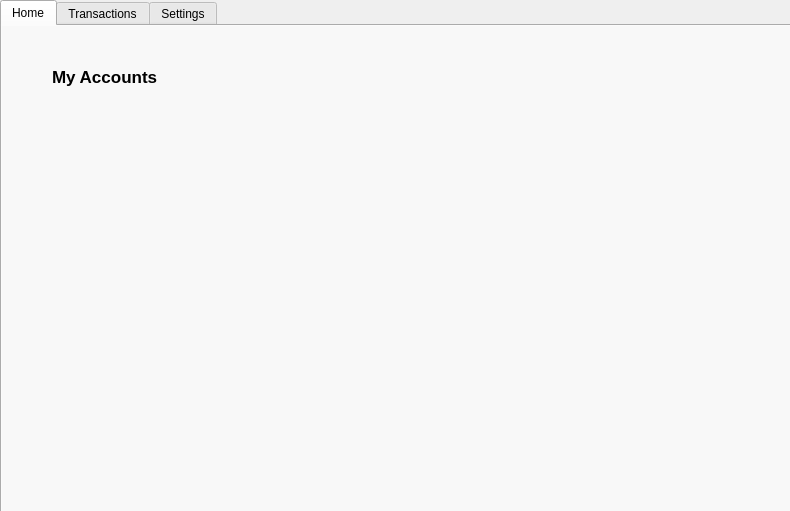
The window that Project/PaymentServiceWithQt/ClientForm.ui (andriybobchuk/PaymentService) describes before a commit, drawn with Qt 5.
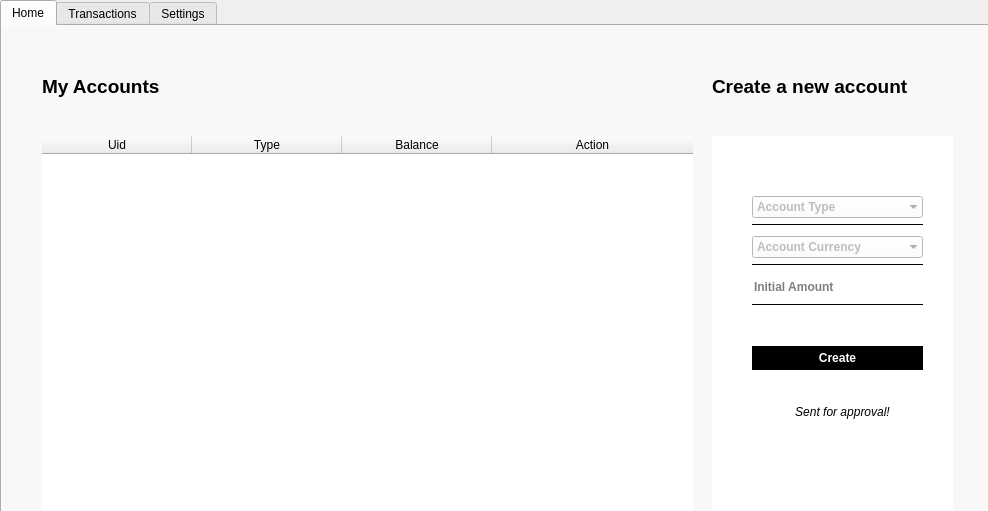
The same window after the commit. The open tabs and pages were chosen to show the change.

Commit message: Cleaned up the code on ClientForm and StaffForm

```diff
--- a/Project/PaymentServiceWithQt/ClientForm.ui
+++ b/Project/PaymentServiceWithQt/ClientForm.ui
@@ -6,7 +6,7 @@
    <rect>
     <x>0</x>
     <y>0</y>
-    <width>790</width>
+    <width>988</width>
     <height>511</height>
    </rect>
   </property>
@@ -18,10 +18,15 @@
     <rect>
      <x>0</x>
      <y>0</y>
-     <width>821</width>
+     <width>1011</width>
      <height>521</height>
     </rect>
    </property>
+   <property name="font">
+    <font>
+     <bold>false</bold>
+    </font>
+   </property>
    <property name="currentIndex">
     <number>2</number>
    </property>
@@ -37,15 +42,15 @@
     <widget class="QLabel" name="label">
      <property name="geometry">
       <rect>
-       <x>50</x>
-       <y>40</y>
+       <x>40</x>
+       <y>50</y>
        <width>141</width>
        <height>21</height>
       </rect>
      </property>
      <property name="font">
       <font>
-       <pointsize>13</pointsize>
+       <pointsize>14</pointsize>
        <bold>true</bold>
       </font>
      </property>
@@ -53,6 +58,328 @@
       <string>My Accounts</string>
      </property>
     </widget>
+    <widget class="QTableWidget" name="tableWidget">
+     <property name="geometry">
+      <rect>
+       <x>40</x>
+       <y>110</y>
+       <width>651</width>
+       <height>381</height>
+      </rect>
+     </property>
+     <property name="styleSheet">
+      <string notr="true">#tableWidget {
+
+background-color: #FFFFFF;
+selection-background-color: #5492dc
+
+}</string>
+     </property>
+     <property name="frameShape">
+      <enum>QFrame::NoFrame</enum>
+     </property>
+     <property name="frameShadow">
+      <enum>QFrame::Plain</enum>
+     </property>
+     <property name="horizontalScrollBarPolicy">
+      <enum>Qt::ScrollBarAlwaysOff</enum>
+     </property>
+     <property name="editTriggers">
+      <set>QAbstractItemView::NoEditTriggers</set>
+     </property>
+     <property name="selectionMode">
+      <enum>QAbstractItemView::SingleSelection</enum>
+     </property>
+     <property name="selectionBehavior">
+      <enum>QAbstractItemView::SelectRows</enum>
+     </property>
+     <property name="showGrid">
+      <bool>false</bool>
+     </property>
+     <property name="gridStyle">
+      <enum>Qt::NoPen</enum>
+     </property>
+     <property name="sortingEnabled">
+      <bool>true</bool>
+     </property>
+     <property name="cornerButtonEnabled">
+      <bool>false</bool>
+     </property>
+     <property name="rowCount">
+      <number>0</number>
+     </property>
+     <property name="columnCount">
+      <number>4</number>
+     </property>
+     <attribute name="horizontalHeaderVisible">
+      <bool>true</bool>
+     </attribute>
+     <attribute name="horizontalHeaderCascadingSectionResizes">
+      <bool>false</bool>
+     </attribute>
+     <attribute name="horizontalHeaderDefaultSectionSize">
+      <number>150</number>
+     </attribute>
+     <attribute name="horizontalHeaderHighlightSections">
+      <bool>true</bool>
+     </attribute>
+     <attribute name="horizontalHeaderStretchLastSection">
+      <bool>true</bool>
+     </attribute>
+     <attribute name="verticalHeaderVisible">
+      <bool>false</bool>
+     </attribute>
+     <column>
+      <property name="text">
+       <string>Uid</string>
+      </property>
+     </column>
+     <column>
+      <property name="text">
+       <string>Type</string>
+      </property>
+     </column>
+     <column>
+      <property name="text">
+       <string>Balance</string>
+      </property>
+     </column>
+     <column>
+      <property name="text">
+       <string>Action</string>
+      </property>
+     </column>
+    </widget>
+    <widget class="QWidget" name="widget_2" native="true">
+     <property name="geometry">
+      <rect>
+       <x>710</x>
+       <y>110</y>
+       <width>241</width>
+       <height>381</height>
+      </rect>
+     </property>
+     <property name="styleSheet">
+      <string notr="true">#widget_2 {
+background: #FFFFFF;
+}</string>
+     </property>
+     <widget class="Line" name="line_3">
+      <property name="geometry">
+       <rect>
+        <x>40</x>
+        <y>80</y>
+        <width>171</width>
+        <height>16</height>
+       </rect>
+      </property>
+      <property name="frameShadow">
+       <enum>QFrame::Plain</enum>
+      </property>
+      <property name="orientation">
+       <enum>Qt::Horizontal</enum>
+      </property>
+     </widget>
+     <widget class="Line" name="line_4">
+      <property name="geometry">
+       <rect>
+        <x>40</x>
+        <y>120</y>
+        <width>171</width>
+        <height>16</height>
+       </rect>
+      </property>
+      <property name="frameShadow">
+       <enum>QFrame::Plain</enum>
+      </property>
+      <property name="orientation">
+       <enum>Qt::Horizontal</enum>
+      </property>
+     </widget>
+     <widget class="QPushButton" name="pb_create">
+      <property name="geometry">
+       <rect>
+        <x>40</x>
+        <y>210</y>
+        <width>171</width>
+        <height>24</height>
+       </rect>
+      </property>
+      <property name="font">
+       <font>
+        <bold>true</bold>
+       </font>
+      </property>
+      <property name="styleSheet">
+       <string notr="true">#pb_create {
+border-radius: 25px;
+background-color: #000000;
+color: #FFFFFF
+}</string>
+      </property>
+      <property name="text">
+       <string>Create</string>
+      </property>
+      <property name="flat">
+       <bool>false</bool>
+      </property>
+     </widget>
+     <widget class="QLineEdit" name="le_amount">
+      <property name="geometry">
+       <rect>
+        <x>40</x>
+        <y>140</y>
+        <width>171</width>
+        <height>21</height>
+       </rect>
+      </property>
+      <property name="font">
+       <font>
+        <bold>true</bold>
+       </font>
+      </property>
+      <property name="inputMask">
+       <string/>
+      </property>
+      <property name="text">
+       <string/>
+      </property>
+      <property name="frame">
+       <bool>false</bool>
+      </property>
+      <property name="echoMode">
+       <enum>QLineEdit::Normal</enum>
+      </property>
+      <property name="placeholderText">
+       <string>Initial Amount</string>
+      </property>
+     </widget>
+     <widget class="Line" name="line_5">
+      <property name="geometry">
+       <rect>
+        <x>40</x>
+        <y>160</y>
+        <width>171</width>
+        <height>16</height>
+       </rect>
+      </property>
+      <property name="frameShadow">
+       <enum>QFrame::Plain</enum>
+      </property>
+      <property name="orientation">
+       <enum>Qt::Horizontal</enum>
+      </property>
+     </widget>
+     <widget class="QComboBox" name="cb_type">
+      <property name="geometry">
+       <rect>
+        <x>40</x>
+        <y>60</y>
+        <width>171</width>
+        <height>22</height>
+       </rect>
+      </property>
+      <property name="font">
+       <font>
+        <bold>true</bold>
+       </font>
+      </property>
+      <property name="styleSheet">
+       <string notr="true">#cb_type {
+background: #FFFFFF;
+color: #7F7F7F
+}</string>
+      </property>
+      <property name="currentText">
+       <string/>
+      </property>
+      <property name="iconSize">
+       <size>
+        <width>0</width>
+        <height>0</height>
+       </size>
+      </property>
+      <property name="placeholderText">
+       <string>Account Type</string>
+      </property>
+      <property name="frame">
+       <bool>false</bool>
+      </property>
+     </widget>
+     <widget class="QComboBox" name="cb_currency">
+      <property name="geometry">
+       <rect>
+        <x>40</x>
+        <y>100</y>
+        <width>171</width>
+        <height>22</height>
+       </rect>
+      </property>
+      <property name="font">
+       <font>
+        <bold>true</bold>
+       </font>
+      </property>
+      <property name="styleSheet">
+       <string notr="true">#cb_currency
+ {
+background: #FFFFFF;
+color: #7F7F7F
+}</string>
+      </property>
+      <property name="currentText">
+       <string/>
+      </property>
+      <property name="placeholderText">
+       <string>Account Currency</string>
+      </property>
+      <property name="frame">
+       <bool>false</bool>
+      </property>
+     </widget>
+     <widget class="QLabel" name="l_message">
+      <property name="geometry">
+       <rect>
+        <x>40</x>
+        <y>260</y>
+        <width>181</width>
+        <height>31</height>
+       </rect>
+      </property>
+      <property name="font">
+       <font>
+        <pointsize>9</pointsize>
+        <italic>true</italic>
+        <bold>false</bold>
+       </font>
+      </property>
+      <property name="text">
+       <string>Sent for approval!</string>
+      </property>
+      <property name="alignment">
+       <set>Qt::AlignCenter</set>
+      </property>
+     </widget>
+    </widget>
+    <widget class="QLabel" name="label_3">
+     <property name="geometry">
+      <rect>
+       <x>710</x>
+       <y>50</y>
+       <width>211</width>
+       <height>21</height>
+      </rect>
+     </property>
+     <property name="font">
+      <font>
+       <pointsize>14</pointsize>
+       <bold>true</bold>
+      </font>
+     </property>
+     <property name="text">
+      <string>Create a new account</string>
+     </property>
+    </widget>
    </widget>
    <widget class="QWidget" name="tab_2">
     <property name="styleSheet">
```
Left out of the diff: 8 changed lines with no effect on the pictures. The commit also changes 27 other files.
